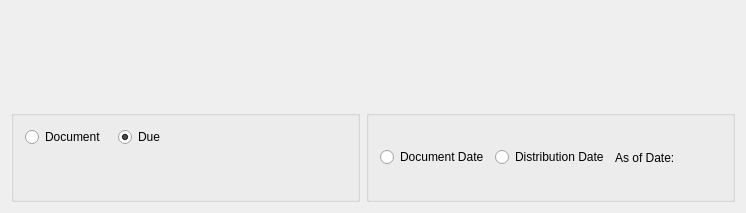
First picture: the form in guiclient/displays/dspAPOpenItemsByVendor.ui, repository discountscott/qt-client, before the edit.
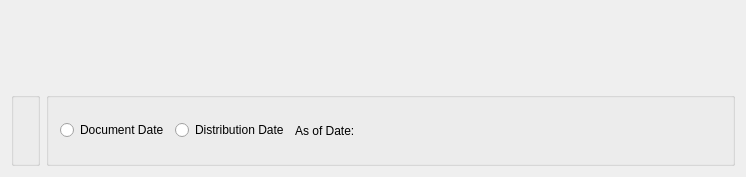
Second picture: the form after the edit. Custom widgets are drawn as their Qt base class.

```diff
--- a/guiclient/displays/dspAPOpenItemsByVendor.ui
+++ b/guiclient/displays/dspAPOpenItemsByVendor.ui
@@ -14,7 +14,7 @@
     <x>0</x>
     <y>0</y>
     <width>746</width>
-    <height>213</height>
+    <height>177</height>
    </rect>
   </property>
   <property name="windowTitle">
@@ -50,46 +50,6 @@
       <string/>
      </property>
      <layout class="QVBoxLayout" name="verticalLayout_2">
-      <item>
-       <layout class="QHBoxLayout" name="horizontalLayout_2">
-        <property name="spacing">
-         <number>12</number>
-        </property>
-        <item>
-         <widget class="QRadioButton" name="_docDate">
-          <property name="text">
-           <string>Document</string>
-          </property>
-          <property name="checked">
-           <bool>false</bool>
-          </property>
-         </widget>
-        </item>
-        <item>
-         <widget class="QRadioButton" name="_dueDate">
-          <property name="text">
-           <string>Due</string>
-          </property>
-          <property name="checked">
-           <bool>true</bool>
-          </property>
-         </widget>
-        </item>
-        <item>
-         <spacer name="horizontalSpacer_2">
-          <property name="orientation">
-           <enum>Qt::Horizontal</enum>
-          </property>
-          <property name="sizeHint" stdset="0">
-           <size>
-            <width>40</width>
-            <height>20</height>
-           </size>
-          </property>
-         </spacer>
-        </item>
-       </layout>
-      </item>
       <item>
        <widget class="DateCluster" name="_dates">
         <property name="focusPolicy">
```
Left out of the diff: 5 changed lines with no effect on the pictures.
